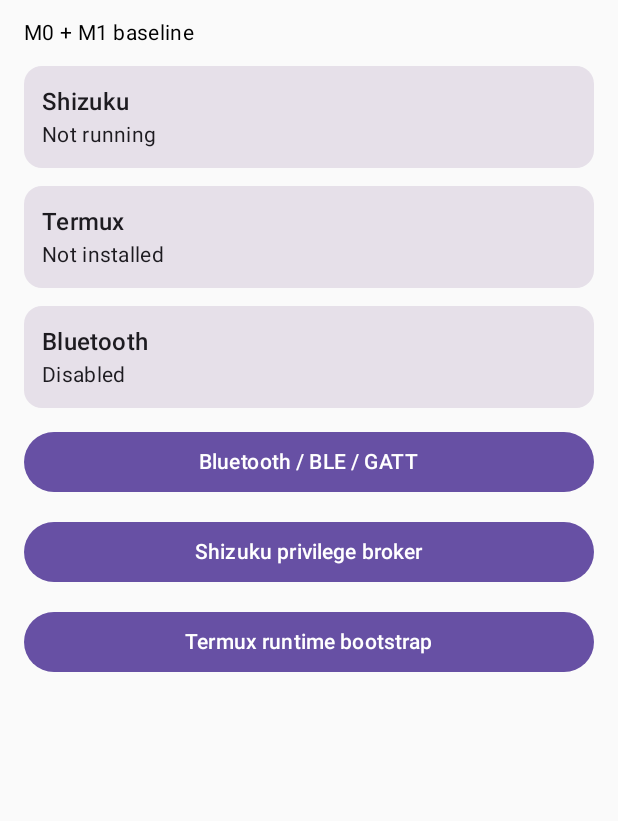
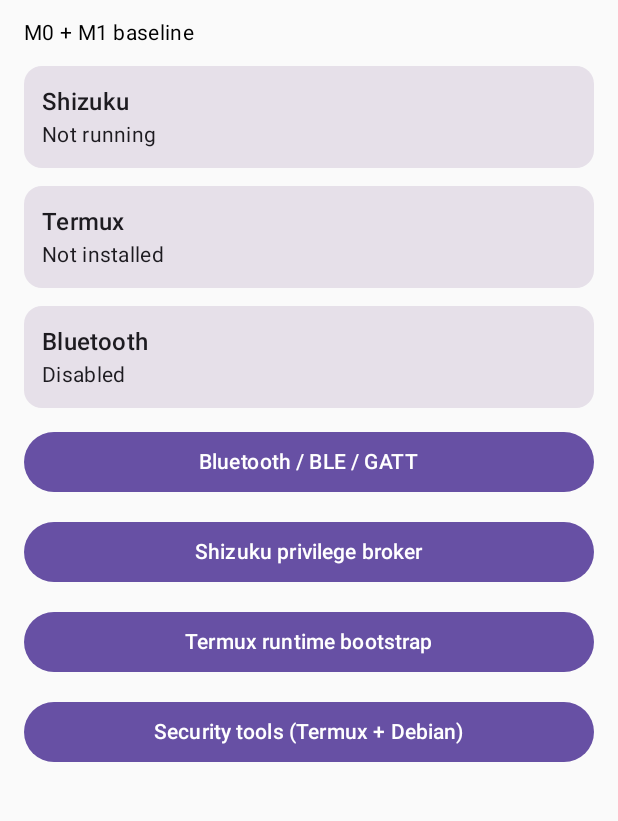
Before and after one commit to damunozx123-debug/dan-terminal, an Android app built with Jetpack Compose: the HomeScreen screen opened through its navigation route, on a phone screen of 412 x 824 dp, the part 78-899 px from its top. Run offline under Robolectric (Android 15) with nearby library versions, the phone set to English and light mode, and no system bars; libraries missing offline, so code that uses them is left out: rikka.shizuku; 7 statements that could not run were skipped.

Commit message:
feat: add security tool route to DAN Terminal home

```diff
--- a/app/src/main/java/com/dan/terminal/ui/HomeScreen.kt
+++ b/app/src/main/java/com/dan/terminal/ui/HomeScreen.kt
@@ -20,7 +20,8 @@ import com.dan.terminal.di.LocalAppContainer
 fun HomeScreen(
     onBluetooth: () -> Unit,
     onShizuku: () -> Unit,
-    onTermux: () -> Unit
+    onTermux: () -> Unit,
+    onTools: () -> Unit
 ) {
     val container = LocalAppContainer.current
     val shizuku by container.shizukuManager.state.collectAsState()
@@ -51,6 +52,9 @@ fun HomeScreen(
         Button(onClick = onTermux, modifier = Modifier.fillMaxWidth()) {
             Text("Termux runtime bootstrap")
         }
+        Button(onClick = onTools, modifier = Modifier.fillMaxWidth()) {
+            Text("Security tools (Termux + Debian)")
+        }
     }
 }
 
```
